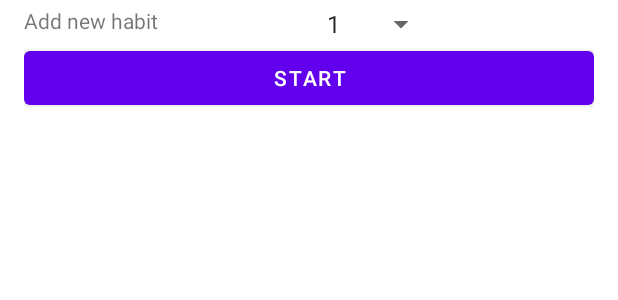
After one commit to rimogardino/MindGardenV2, an Android app: the layout habit_timer.xml on its own in the app's theme, with its tools: preview values and no code run, on a phone screen of 412 x 824 dp. The commit adds this screen. Shown: the top 300 px of the screen. Run offline under Robolectric (Android 15) with nearby library versions, the phone set to English and light mode, and no system bars.

Commit message:
Showing two types of habits now.

```diff
--- a/app/src/main/java/com/example/mindgardenv2/data/CombinedDataBase.kt
+++ b/app/src/main/java/com/example/mindgardenv2/data/CombinedDataBase.kt
@@ -33,7 +33,7 @@ abstract class CombinedDataBase : RoomDatabase() {
                                 plantDao.insertPlant(Plant(x = 600, y = 400, scale = 1))
 
                                 habitDao.insertHabit(Habit(text = "blabla"))
-                                habitDao.insertHabit(Habit(text = "get high"))
+                                habitDao.insertHabit(Habit(text = "get high",type = Habit.typeTimer))
                         }
 
                 }
--- /dev/null
+++ b/app/src/main/res/layout/habit_timer.xml
@@ -0,0 +1,44 @@
+<?xml version="1.0" encoding="utf-8"?>
+<androidx.constraintlayout.widget.ConstraintLayout xmlns:android="http://schemas.android.com/apk/res/android"
+    xmlns:app="http://schemas.android.com/apk/res-auto"
+    android:layout_width="match_parent"
+    android:layout_height="wrap_content"
+    android:layout_marginStart="8dp"
+    android:layout_marginEnd="8dp"
+    android:layout_marginTop="4dp"
+    android:paddingStart="8dp"
+    android:paddingEnd="8dp"
+    android:background="@color/white"
+    android:id="@+id/cl_habit_timer"
+    >
+
+    <TextView
+        android:id="@+id/text_view"
+        android:layout_width="wrap_content"
+        android:layout_height="wrap_content"
+        android:text="@string/add_new_habit"
+        app:layout_constraintStart_toStartOf="parent"
+        app:layout_constraintTop_toTopOf="parent" />
+
+    <Spinner
+        android:id="@+id/spinner_time"
+        android:layout_width="wrap_content"
+        android:layout_height="wrap_content"
+        android:spinnerMode="dialog"
+        android:entries="@array/spinner_time_array"
+        app:layout_constraintBottom_toTopOf="@+id/button_start_pause"
+        app:layout_constraintEnd_toEndOf="parent"
+        app:layout_constraintStart_toEndOf="@+id/text_view"
+        app:layout_constraintTop_toTopOf="parent" />
+
+    <Button
+        android:id="@+id/button_start_pause"
+        android:layout_width="match_parent"
+        android:layout_height="wrap_content"
+        android:text="@string/start"
+        app:layout_constraintBottom_toBottomOf="parent"
+        app:layout_constraintTop_toBottomOf="@+id/text_view"
+/>
+
+
+</androidx.constraintlayout.widget.ConstraintLayout>
--- a/app/src/main/res/values/strings.xml
+++ b/app/src/main/res/values/strings.xml
@@ -1,5 +1,20 @@
 <resources>
     <string name="app_name">Mind Garden V2</string>
     <string name="add_new_habit">Add new habit</string>
+    <string name="start">Start</string>
     <integer name="animation_frame_duration">30</integer>
+
+    <string-array name="spinner_time_array">
+        <item>1</item>
+        <item>2</item>
+        <item>3</item>
+        <item>4</item>
+        <item>5</item>
+        <item>6</item>
+        <item>7</item>
+        <item>8</item>
+        <item>9</item>
+        <item>10</item>
+    </string-array>
+
 </resources>
```
Also changed, not shown: app/src/main/java/com/example/mindgardenv2/ui/habits/HabitAdapter.kt (+72 -10 lines), app/src/main/java/com/example/mindgardenv2/ui/habits/HabitRecyclerViewFragment.kt (+13 -4 lines), app/src/main/res/layout/habit_checkbox.xml (+6 -3 lines).
